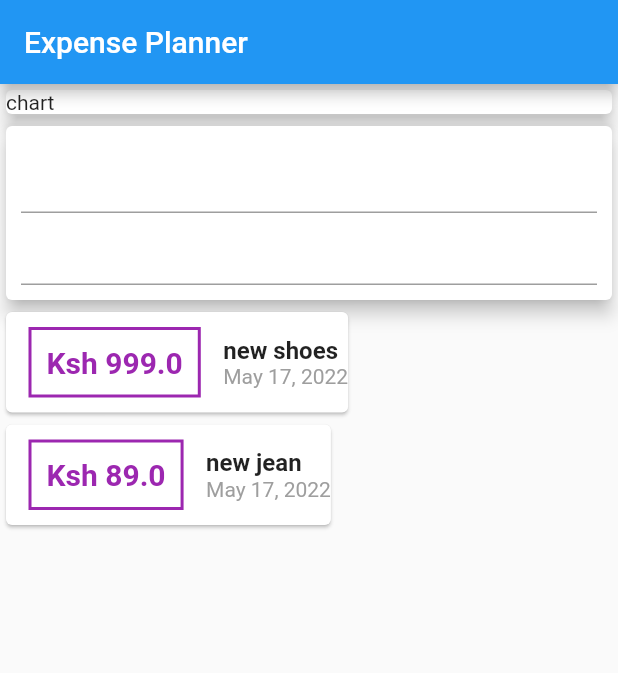
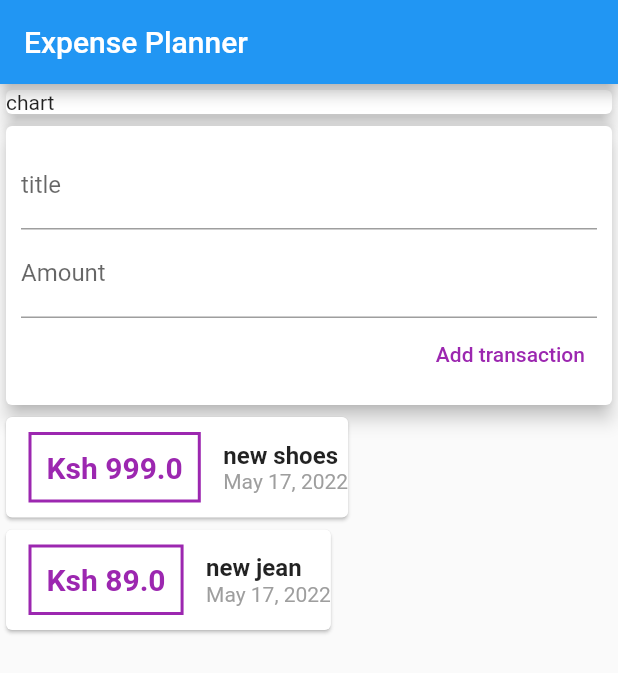
Before and after one commit to brian-hub-dev/expense_tracker, a Flutter app: the screen it shows after launch, on a phone screen of 412 x 824 dp. Shown: the top 673 px of the screen. Run offline on Flutter 3.47's test engine with Material 2 defaults, Android fonts, the phone set to English and light mode, and no system bars.

Commit message:
adding user form

```diff
--- a/lib/pages/myHomePage.dart
+++ b/lib/pages/myHomePage.dart
@@ -85,9 +85,21 @@ class MyHomePage extends StatelessWidget {
             child: Container(
               padding: const EdgeInsets.all(10.0),
               child: Column(
-                children: const [
-                  TextField(),
-                  TextField(),
+                crossAxisAlignment: CrossAxisAlignment.end,
+                children: [
+                  const TextField(
+                    decoration: InputDecoration(labelText: "title"),
+                  ),
+                  const TextField(
+                    decoration: InputDecoration(labelText: "Amount"),
+                  ),
+                  TextButton(
+                    style: ButtonStyle(
+                      foregroundColor: MaterialStateProperty.all<Color>(Colors.purple),
+                    ),
+                    onPressed: null,
+                    child: const Text('Add transaction'),
+                  )
 
                 ],
               ),
```
